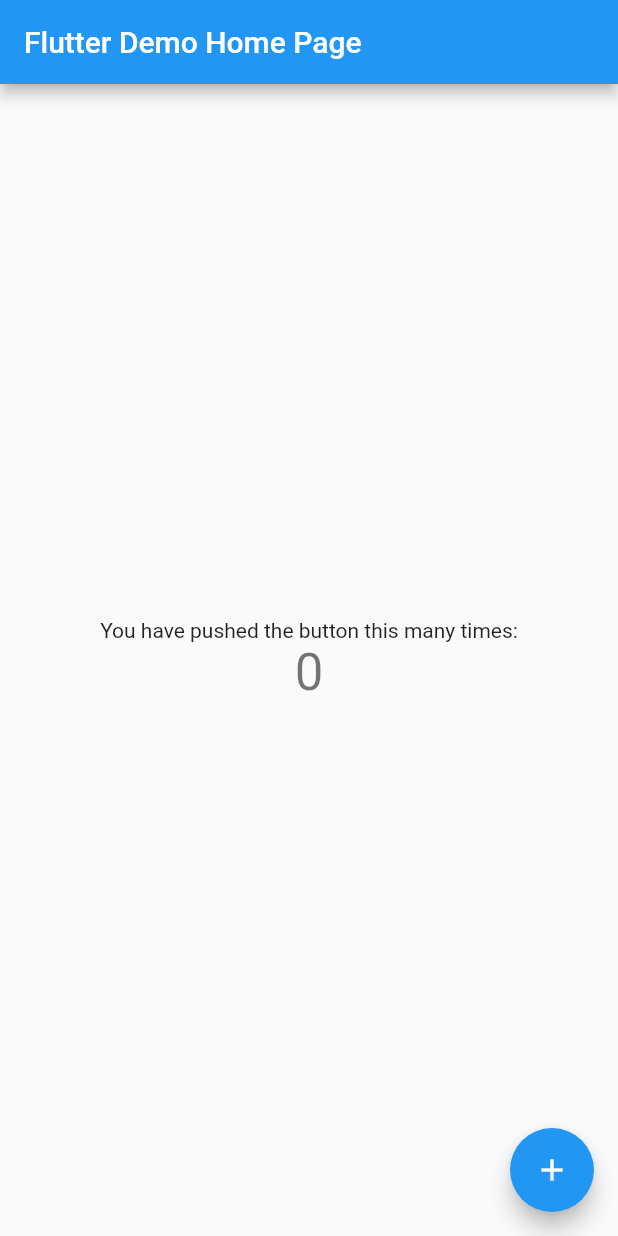
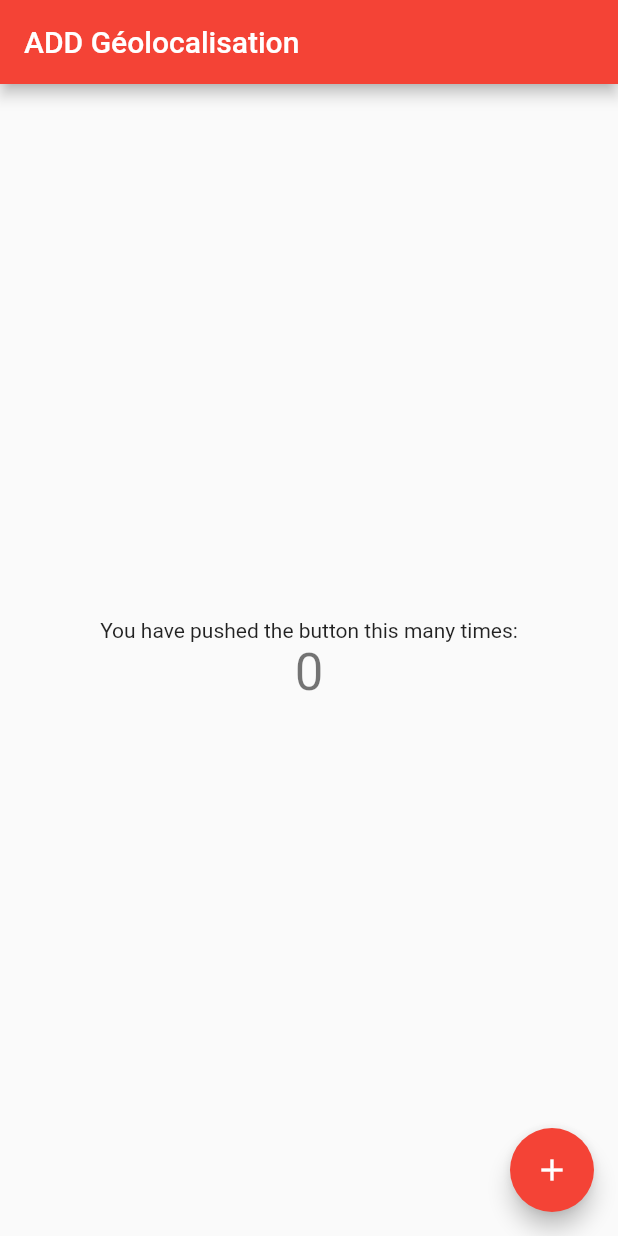
Before and after one commit to Mandreshope/add_geolocalisation, a Flutter app: the screen it shows after launch, on a phone screen of 412 x 824 dp. Run offline on Flutter 3.47's test engine with Material 2 defaults, Android fonts, the phone set to English and light mode, and no system bars.

Commit message:
change readme.md

```diff
--- a/lib/main.dart
+++ b/lib/main.dart
@@ -7,7 +7,7 @@ class MyApp extends StatelessWidget {
   @override
   Widget build(BuildContext context) {
     return MaterialApp(
-      title: 'Flutter Demo',
+      title: 'ADD Géolocalisation',
       theme: ThemeData(
         // This is the theme of your application.
         //
@@ -18,9 +18,9 @@ class MyApp extends StatelessWidget {
         // or simply save your changes to "hot reload" in a Flutter IDE).
         // Notice that the counter didn't reset back to zero; the application
         // is not restarted.
-        primarySwatch: Colors.blue,
+        primarySwatch: Colors.red,
       ),
-      home: MyHomePage(title: 'Flutter Demo Home Page'),
+      home: MyHomePage(title: 'ADD Géolocalisation'),
     );
   }
 }
```
Also changed, not shown: 1 other file.
